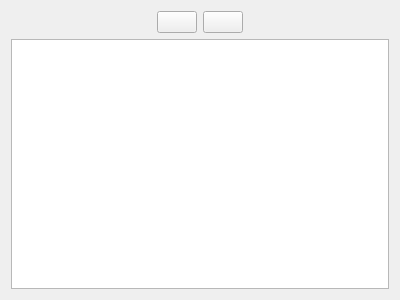
Old version of the form graphics/vsrtl_netlist.ui in the repository mortbopet/VSRTL.
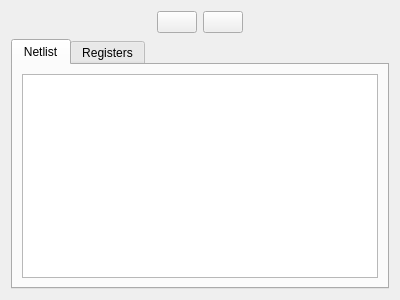
New version of the form.

Commit message:
Add Register view in netlist
This commit introduces a separate view for viewing only the part of the
circuit hierarchy leading to and containing registers.

The edit to the form file:
```diff
--- a/graphics/vsrtl_netlist.ui
+++ b/graphics/vsrtl_netlist.ui
@@ -61,7 +61,31 @@
       </layout>
      </item>
      <item>
-      <widget class="QTreeView" name="netlistView"/>
+      <widget class="QTabWidget" name="netlistViews">
+       <property name="currentIndex">
+        <number>0</number>
+       </property>
+       <widget class="QWidget" name="tab">
+        <attribute name="title">
+         <string>Netlist</string>
+        </attribute>
+        <layout class="QGridLayout" name="gridLayout_4">
+         <item row="0" column="0">
+          <widget class="QTreeView" name="netlistView"/>
+         </item>
+        </layout>
+       </widget>
+       <widget class="QWidget" name="tab_2">
+        <attribute name="title">
+         <string>Registers</string>
+        </attribute>
+        <layout class="QGridLayout" name="gridLayout_2">
+         <item row="0" column="0">
+          <widget class="QTreeView" name="registerView"/>
+         </item>
+        </layout>
+       </widget>
+      </widget>
      </item>
     </layout>
    </item>
```
The commit also changes 4 other files.
